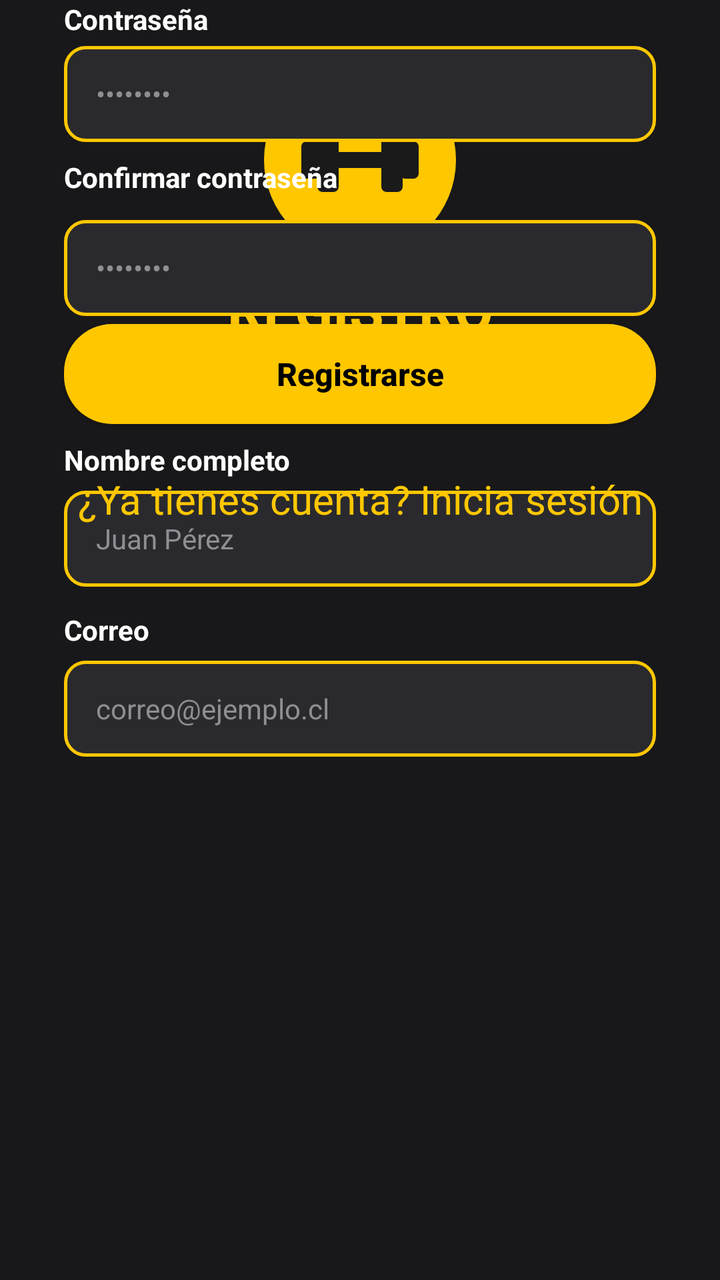
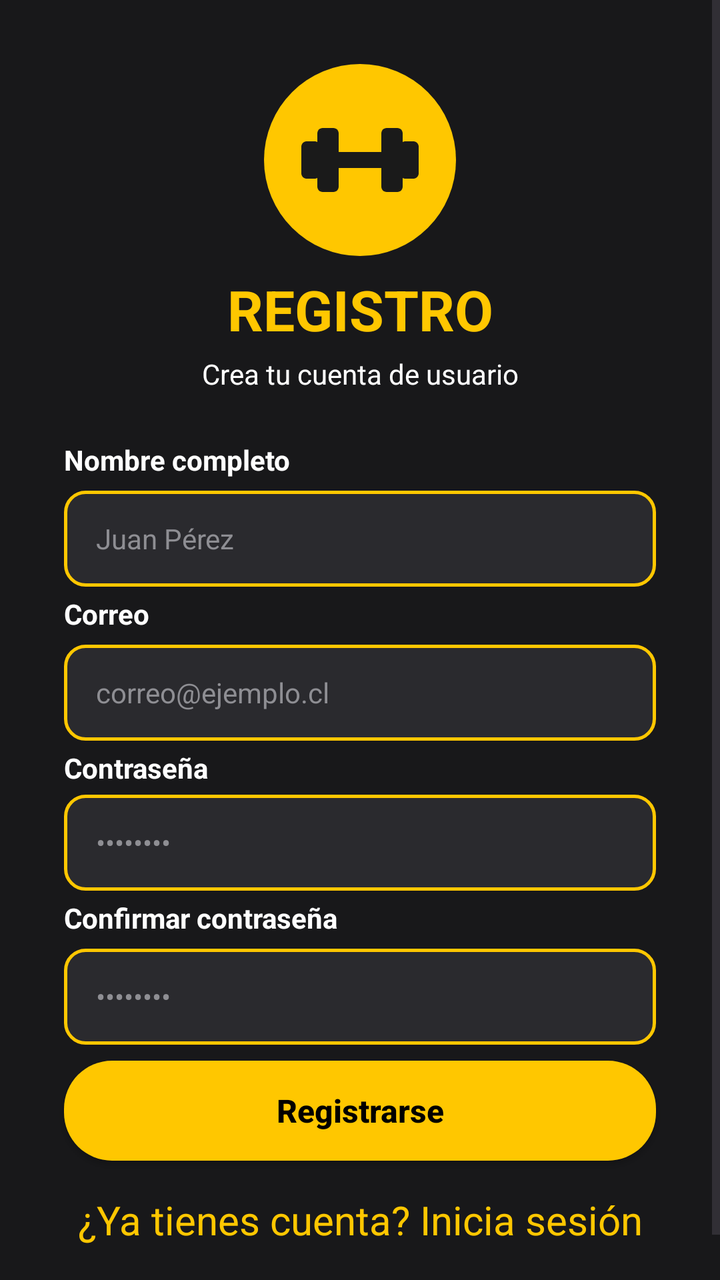

Two renders of the same Android screen: before a commit and after it. Below are the layout's source before the change and the commit's diff.
<!-- AndroidManifest.xml: application theme Theme.Ev3NuevasTecnologias -->
<!-- res/layout/activity_main.xml -->
<?xml version="1.0" encoding="utf-8"?>
<ScrollView xmlns:android="http://schemas.android.com/apk/res/android"
    xmlns:app="http://schemas.android.com/apk/res-auto"
    xmlns:tools="http://schemas.android.com/tools"
    android:id="@+id/main"
    android:layout_width="match_parent"
    android:layout_height="match_parent"
    android:background="@color/gym_bg_dark"
    android:fillViewport="true"
    tools:context=".MainActivity">

    <androidx.constraintlayout.widget.ConstraintLayout
        android:layout_width="match_parent"
        android:layout_height="wrap_content"
        android:paddingBottom="40dp">

        
        <ImageView
            android:id="@+id/imgLogoRegistro"
            android:layout_width="96dp"
            android:layout_height="96dp"
            android:layout_marginTop="32dp"
            android:background="@drawable/bg_circle_yellow"
            android:contentDescription="@string/app_name"
            android:padding="16dp"
            android:src="@drawable/logo_pesa"
            app:layout_constraintEnd_toEndOf="parent"
            app:layout_constraintStart_toStartOf="parent"
            app:layout_constraintTop_toTopOf="parent" />

        
        <TextView
            android:id="@+id/tvTitleRegistro"
            android:layout_width="wrap_content"
            android:layout_height="wrap_content"
            android:layout_marginTop="8dp"
            android:text="@string/title_registro"
            android:textColor="@color/gym_yellow"
            android:textSize="28sp"
            android:textStyle="bold"
            app:layout_constraintEnd_toEndOf="parent"
            app:layout_constraintStart_toStartOf="parent"
            app:layout_constraintTop_toBottomOf="@id/imgLogoRegistro" />

        
        <TextView
            android:id="@+id/tvSubtitleRegistro"
            android:layout_width="wrap_content"
            android:layout_height="wrap_content"
            android:layout_marginTop="4dp"
            android:text="@string/subtitle_registro"
            android:textColor="@color/gym_text_white"
            android:textSize="14sp"
            app:layout_constraintEnd_toEndOf="parent"
            app:layout_constraintStart_toStartOf="parent"
            app:layout_constraintTop_toBottomOf="@id/tvTitleRegistro" />

        
        <TextView
            android:id="@+id/lblNombre"
            android:layout_width="0dp"
            android:layout_height="wrap_content"
            android:layout_marginStart="32dp"
            android:layout_marginTop="24dp"
            android:layout_marginEnd="32dp"
            android:text="@string/label_nombre"
            android:textColor="@color/gym_text_white"
            android:textSize="14sp"
            android:textStyle="bold"
            app:layout_constraintEnd_toEndOf="parent"
            app:layout_constraintStart_toStartOf="parent"
            app:layout_constraintTop_toBottomOf="@id/tvSubtitleRegistro" />

        
        <EditText
            android:id="@+id/txt_nombre_main"
            android:layout_width="0dp"
            android:layout_height="48dp"
            android:layout_marginStart="32dp"
            android:layout_marginTop="6dp"
            android:layout_marginEnd="32dp"
            android:autofillHints="name"
            android:background="@drawable/bg_input_field"
            android:hint="@string/hint_nombre"
            android:inputType="textPersonName"
            android:paddingHorizontal="16dp"
            android:textColor="@color/gym_text_white"
            android:textColorHint="@color/gym_text_gray"
            android:textSize="14sp"
            app:layout_constraintEnd_toEndOf="parent"
            app:layout_constraintStart_toStartOf="parent"
            app:layout_constraintTop_toBottomOf="@id/lblNombre" />

        
        <TextView
            android:id="@+id/lblCorreo"
            android:layout_width="0dp"
            android:layout_height="wrap_content"
            android:layout_marginStart="32dp"
            android:layout_marginTop="12dp"
            android:layout_marginEnd="32dp"
            android:text="@string/label_correo"
            android:textColor="@color/gym_text_white"
            android:textSize="14sp"
            android:textStyle="bold"
            app:layout_constraintEnd_toEndOf="parent"
            app:layout_constraintStart_toStartOf="parent"
            app:layout_constraintTop_toBottomOf="@id/txt_nombre_main" />

        
        <EditText
            android:id="@+id/txt_correo_main"
            android:layout_width="0dp"
            android:layout_height="48dp"
            android:layout_marginStart="32dp"
            android:layout_marginTop="6dp"
            android:layout_marginEnd="32dp"
            android:autofillHints="emailAddress"
            android:background="@drawable/bg_input_field"
            android:hint="@string/hint_correo"
            android:inputType="textEmailAddress"
            android:paddingHorizontal="16dp"
            android:textColor="@color/gym_text_white"
            android:textColorHint="@color/gym_text_gray"
            android:textSize="14sp"
            app:layout_constraintEnd_toEndOf="parent"
            app:layout_constraintStart_toStartOf="parent"
            app:layout_constraintTop_toBottomOf="@id/lblCorreo" />

        

        

        

        

        
        <EditText
            android:id="@+id/txt_clave_main"
            android:layout_width="0dp"
            android:layout_height="48dp"
            android:layout_marginStart="32dp"
            android:layout_marginTop="4dp"
            android:layout_marginEnd="32dp"
            android:autofillHints="newPassword"
            android:background="@drawable/bg_input_field"
            android:hint="@string/hint_contrasena"
            android:inputType="textPassword"
            android:paddingHorizontal="16dp"
            android:textColor="@color/gym_text_white"
            android:textColorHint="@color/gym_text_gray"
            android:textSize="14sp"
            app:layout_constraintEnd_toEndOf="parent"
            app:layout_constraintHorizontal_bias="0.0"
            app:layout_constraintStart_toStartOf="parent"
            app:layout_constraintTop_toBottomOf="@id/lblContrasena" />

        <TextView
            android:id="@+id/lblContrasena"
            android:layout_width="0dp"
            android:layout_height="wrap_content"
            android:layout_marginStart="32dp"
            android:layout_marginEnd="32dp"
            android:text="@string/label_contrasena"
            android:textColor="@color/gym_text_white"
            android:textSize="14sp"
            android:textStyle="bold"
            app:layout_constraintEnd_toEndOf="parent"
            app:layout_constraintHorizontal_bias="0.0"
            app:layout_constraintStart_toStartOf="parent"
            tools:layout_editor_absoluteY="377dp" />

        <EditText
            android:id="@+id/txt_confClave_main"
            android:layout_width="0dp"
            android:layout_height="48dp"
            android:layout_marginStart="32dp"
            android:layout_marginTop="12dp"
            android:layout_marginEnd="32dp"
            android:autofillHints="newPassword"
            android:background="@drawable/bg_input_field"
            android:hint="@string/hint_contrasena"
            android:inputType="textPassword"
            android:paddingHorizontal="16dp"
            android:textColor="@color/gym_text_white"
            android:textColorHint="@color/gym_text_gray"
            android:textSize="14sp"
            app:layout_constraintEnd_toEndOf="parent"
            app:layout_constraintHorizontal_bias="0.0"
            app:layout_constraintStart_toStartOf="parent"
            app:layout_constraintTop_toBottomOf="@id/lblConfirmarContrasena" />

        <TextView
            android:id="@+id/tvErrorRegistro"
            android:layout_width="0dp"
            android:layout_height="wrap_content"
            android:layout_marginStart="32dp"
            android:layout_marginTop="20dp"
            android:layout_marginEnd="32dp"
            android:gravity="center"
            android:text="@string/error_registro_invalido"
            android:textColor="@color/gym_error_red"
            android:textSize="13sp"
            android:visibility="gone"
            app:layout_constraintEnd_toEndOf="parent"
            app:layout_constraintHorizontal_bias="0.0"
            app:layout_constraintStart_toStartOf="parent"
            app:layout_constraintTop_toBottomOf="@id/txt_confClave_main"
            tools:visibility="visible" />

        <androidx.appcompat.widget.AppCompatButton
            android:id="@+id/btn_registro_main"
            android:layout_width="0dp"
            android:layout_height="50dp"
            android:layout_marginStart="32dp"
            android:layout_marginTop="4dp"
            android:layout_marginEnd="32dp"
            android:background="@drawable/bg_button_yellow"
            android:text="@string/btn_registrarse"
            android:textAllCaps="false"
            android:textColor="@color/black"
            android:textSize="16sp"
            android:textStyle="bold"
            app:layout_constraintEnd_toEndOf="parent"
            app:layout_constraintHorizontal_bias="0.0"
            app:layout_constraintStart_toStartOf="parent"
            app:layout_constraintTop_toBottomOf="@id/tvErrorRegistro" />

        <TextView
            android:id="@+id/tvIniciarSesion"
            android:layout_width="wrap_content"
            android:layout_height="wrap_content"
            android:layout_marginTop="24dp"
            android:clickable="true"
            android:focusable="true"
            android:gravity="center"
            android:onClick="irLogin"
            android:text="@string/link_ya_tengo_cuenta"
            android:textColor="@color/gym_yellow"
            android:textSize="20sp"
            app:layout_constraintEnd_toEndOf="parent"
            app:layout_constraintStart_toStartOf="parent"
            app:layout_constraintTop_toBottomOf="@id/btn_registro_main" />

        <TextView
            android:id="@+id/lblConfirmarContrasena"
            android:layout_width="0dp"
            android:layout_height="wrap_content"
            android:layout_marginStart="32dp"
            android:layout_marginTop="8dp"
            android:layout_marginEnd="32dp"
            android:text="@string/label_confirmar_contrasena"
            android:textColor="@color/gym_text_white"
            android:textSize="14sp"
            android:textStyle="bold"
            app:layout_constraintEnd_toEndOf="parent"
            app:layout_constraintHorizontal_bias="0.0"
            app:layout_constraintStart_toStartOf="parent"
            app:layout_constraintTop_toBottomOf="@id/txt_clave_main" />

        

        

        

        

    </androidx.constraintlayout.widget.ConstraintLayout>
</ScrollView>
<!-- resources referenced by this layout -->
<resources>
  <color name="black">#FF000000</color>
  <color name="gym_bg_dark">#18181A</color>
  <color name="gym_error_red">#FF3B30</color>
  <color name="gym_text_gray">#8E8E93</color>
  <color name="gym_text_white">#FFFFFF</color>
  <color name="gym_yellow">#FFC700</color>
  <!-- drawable bg_button_yellow (drawable) -->
  <?xml version="1.0" encoding="utf-8"?>
  <shape xmlns:android="http://schemas.android.com/apk/res/android"
      android:shape="rectangle">
      <solid android:color="@color/gym_yellow" />
      <corners android:radius="24dp" />
  </shape>
  <!-- drawable bg_circle_yellow (drawable) -->
  <?xml version="1.0" encoding="utf-8"?>
  <shape xmlns:android="http://schemas.android.com/apk/res/android"
      android:shape="oval">
      <solid android:color="@color/gym_yellow" />
  </shape>
  <!-- drawable bg_input_field (drawable) -->
  <?xml version="1.0" encoding="utf-8"?>
  <shape xmlns:android="http://schemas.android.com/apk/res/android"
      android:shape="rectangle">
      <solid android:color="@color/gym_field_bg" />
      <stroke
          android:width="1.5dp"
          android:color="@color/gym_yellow" />
      <corners android:radius="10dp" />
  </shape>
  <!-- drawable logo_pesa (drawable) -->
  <vector xmlns:android="http://schemas.android.com/apk/res/android"
      android:width="48dp"
      android:height="48dp"
      android:viewportWidth="24"
      android:viewportHeight="24">
      
      <path
          android:fillColor="#1A1A1A"
          android:pathData="M6,10.5h12v3H6z" />
      
      <path
          android:fillColor="#1A1A1A"
          android:pathData="M5,6h2c0.55,0 1,0.45 1,1v10c0,0.55 -0.45,1 -1,1H5c-0.55,0 -1,-0.45 -1,-1V7c0,-0.55 0.45,-1 1,-1z" />
      
      <path
          android:fillColor="#1A1A1A"
          android:pathData="M2,8.5h1.5c0.55,0 1,0.45 1,1v5c0,0.55 -0.45,1 -1,1H2c-0.55,0 -1,-0.45 -1,-1v-5c0,-0.55 0.45,-1 1,-1z" />
      
      <path
          android:fillColor="#1A1A1A"
          android:pathData="M17,6h2c0.55,0 1,0.45 1,1v10c0,0.55 -0.45,1 -1,1h-2c-0.55,0 -1,-0.45 -1,-1V7c0,-0.55 0.45,-1 1,-1z" />
      
      <path
          android:fillColor="#1A1A1A"
          android:pathData="M20.5,8.5h1.5c0.55,0 1,0.45 1,1v5c0,0.55 -0.45,1 -1,1h-1.5c-0.55,0 -1,-0.45 -1,-1v-5c0,-0.55 0.45,-1 1,-1z" />
  </vector>
  <string name="app_name">Ev3 Nuevas Tecnologias</string>
  <string name="btn_registrarse">Registrarse</string>
  <string name="error_registro_invalido">Por favor completa todos los campos correctamente</string>
  <string name="hint_contrasena">••••••••</string>
  <string name="hint_correo">correo@ejemplo.cl</string>
  <string name="hint_nombre">Juan Pérez</string>
  <string name="label_confirmar_contrasena">Confirmar contraseña</string>
  <string name="label_contrasena">Contraseña</string>
  <string name="label_correo">Correo</string>
  <string name="label_nombre">Nombre completo</string>
  <string name="link_ya_tengo_cuenta">¿Ya tienes cuenta? Inicia sesión</string>
  <string name="subtitle_registro">Crea tu cuenta de usuario</string>
  <string name="title_registro">REGISTRO</string>
  <style name="Theme.Ev3NuevasTecnologias" parent="Base.Theme.Ev3NuevasTecnologias" />
  <color name="gym_field_bg">#2A2A2E</color>
  <style name="Base.Theme.Ev3NuevasTecnologias" parent="Theme.Material3.DayNight.NoActionBar">
          
          
      </style>
</resources>

<!-- the commit's change to res/layout/activity_main.xml (unified diff, before → after) -->
@@ -97,7 +97,7 @@
             android:layout_width="0dp"
             android:layout_height="wrap_content"
             android:layout_marginStart="32dp"
-            android:layout_marginTop="12dp"
+            android:layout_marginTop="4dp"
             android:layout_marginEnd="32dp"
             android:text="@string/label_correo"
             android:textColor="@color/gym_text_white"
@@ -161,6 +161,7 @@
             android:layout_width="0dp"
             android:layout_height="wrap_content"
             android:layout_marginStart="32dp"
+            android:layout_marginTop="4dp"
             android:layout_marginEnd="32dp"
             android:text="@string/label_contrasena"
             android:textColor="@color/gym_text_white"
@@ -169,14 +170,14 @@
             app:layout_constraintEnd_toEndOf="parent"
             app:layout_constraintHorizontal_bias="0.0"
             app:layout_constraintStart_toStartOf="parent"
-            tools:layout_editor_absoluteY="377dp" />
+            app:layout_constraintTop_toBottomOf="@+id/txt_correo_main" />
 
         <EditText
             android:id="@+id/txt_confClave_main"
             android:layout_width="0dp"
             android:layout_height="48dp"
             android:layout_marginStart="32dp"
-            android:layout_marginTop="12dp"
+            android:layout_marginTop="6dp"
             android:layout_marginEnd="32dp"
             android:autofillHints="newPassword"
             android:background="@drawable/bg_input_field"
@@ -192,16 +193,16 @@
             app:layout_constraintTop_toBottomOf="@id/lblConfirmarContrasena" />
 
         <TextView
-            android:id="@+id/tvErrorRegistro"
-            android:layout_width="0dp"
-            android:layout_height="wrap_content"
-            android:layout_marginStart="32dp"
-            android:layout_marginTop="20dp"
+            android:id="@+id/tv_Error"
+            android:layout_width="0dp"
+            android:layout_height="wrap_content"
+            android:layout_marginStart="32dp"
+            android:layout_marginTop="8dp"
             android:layout_marginEnd="32dp"
             android:gravity="center"
-            android:text="@string/error_registro_invalido"
+            android:text="Las contraseñas no coinciden"
             android:textColor="@color/gym_error_red"
-            android:textSize="13sp"
+            android:textSize="14sp"
             android:visibility="gone"
             app:layout_constraintEnd_toEndOf="parent"
             app:layout_constraintHorizontal_bias="0.0"
@@ -214,9 +215,10 @@
             android:layout_width="0dp"
             android:layout_height="50dp"
             android:layout_marginStart="32dp"
-            android:layout_marginTop="4dp"
+            android:layout_marginTop="8dp"
             android:layout_marginEnd="32dp"
             android:background="@drawable/bg_button_yellow"
+            android:onClick="crearCuenta"
             android:text="@string/btn_registrarse"
             android:textAllCaps="false"
             android:textColor="@color/black"
@@ -225,13 +227,13 @@
             app:layout_constraintEnd_toEndOf="parent"
             app:layout_constraintHorizontal_bias="0.0"
             app:layout_constraintStart_toStartOf="parent"
-            app:layout_constraintTop_toBottomOf="@id/tvErrorRegistro" />
+            app:layout_constraintTop_toBottomOf="@id/tv_Error" />
 
         <TextView
             android:id="@+id/tvIniciarSesion"
             android:layout_width="wrap_content"
             android:layout_height="wrap_content"
-            android:layout_marginTop="24dp"
+            android:layout_marginTop="16dp"
             android:clickable="true"
             android:focusable="true"
             android:gravity="center"
@@ -248,7 +250,7 @@
             android:layout_width="0dp"
             android:layout_height="wrap_content"
             android:layout_marginStart="32dp"
-            android:layout_marginTop="8dp"
+            android:layout_marginTop="4dp"
             android:layout_marginEnd="32dp"
             android:text="@string/label_confirmar_contrasena"
             android:textColor="@color/gym_text_white"
<!-- resource entries referenced after the edit -->
@@ -58,7 +58,6 @@
   </vector>
   <string name="app_name">Ev3 Nuevas Tecnologias</string>
   <string name="btn_registrarse">Registrarse</string>
-  <string name="error_registro_invalido">Por favor completa todos los campos correctamente</string>
   <string name="hint_contrasena">••••••••</string>
   <string name="hint_correo">correo@ejemplo.cl</string>
   <string name="hint_nombre">Juan Pérez</string>
